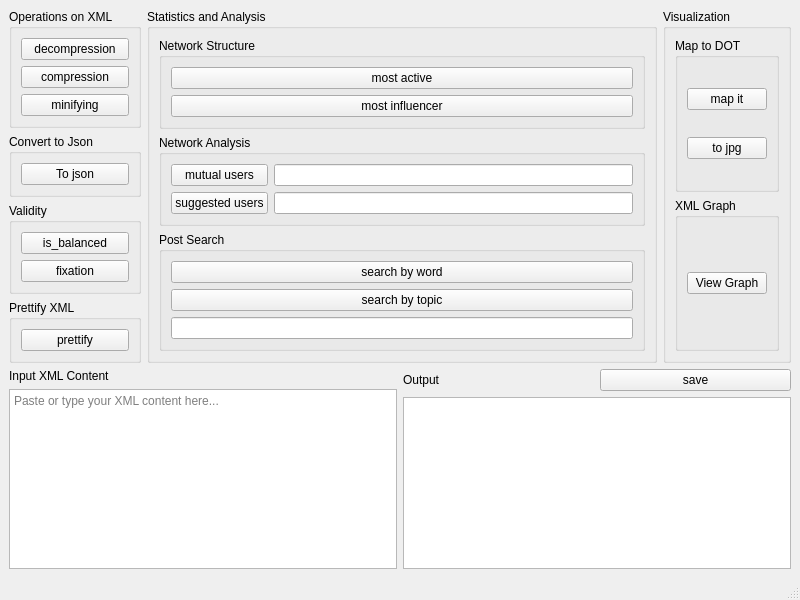
Old version of the form Gui/mainwindow.ui in the repository Abobakr146/DSA_Project.
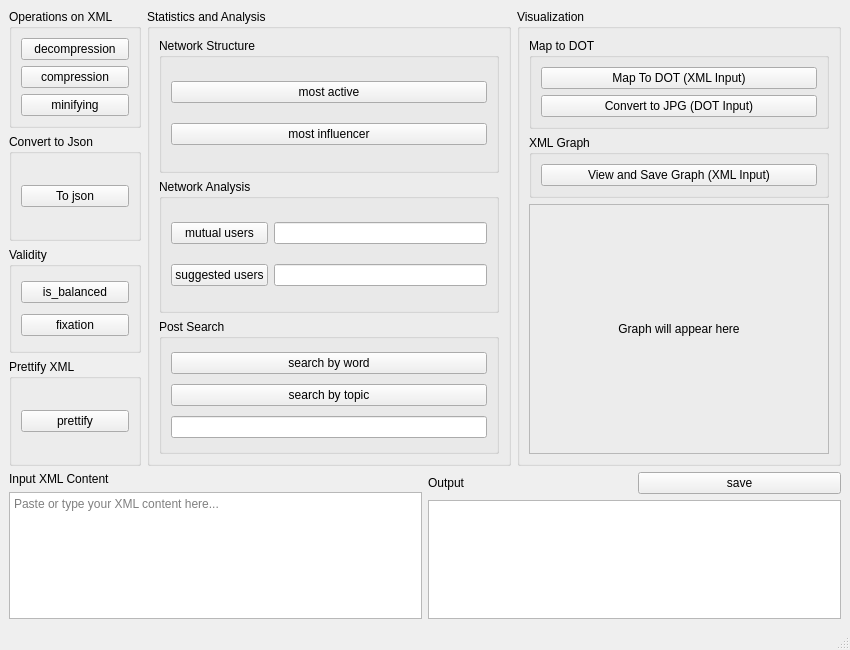
New version of the form.

Patch:
```diff
--- a/Gui/mainwindow.ui
+++ b/Gui/mainwindow.ui
@@ -6,8 +6,8 @@
    <rect>
     <x>0</x>
     <y>0</y>
-    <width>800</width>
-    <height>600</height>
+    <width>850</width>
+    <height>650</height>
    </rect>
   </property>
   <property name="windowTitle">
@@ -199,22 +199,6 @@
          <string>Visualization</string>
         </property>
         <layout class="QGridLayout" name="gridLayout_7">
-         <item row="1" column="0">
-          <widget class="QGroupBox" name="groupBox_11">
-           <property name="title">
-            <string>XML Graph</string>
-           </property>
-           <layout class="QGridLayout" name="gridLayout_4">
-            <item row="1" column="0">
-             <widget class="QPushButton" name="pushButton_14">
-              <property name="text">
-               <string>View Graph</string>
-              </property>
-             </widget>
-            </item>
-           </layout>
-          </widget>
-         </item>
          <item row="0" column="0">
           <widget class="QGroupBox" name="groupBox_10">
            <property name="title">
@@ -224,20 +208,73 @@
             <item row="0" column="0">
              <widget class="QPushButton" name="pushButton_8">
               <property name="text">
-               <string>map it</string>
+               <string>Map To DOT (XML Input)</string>
               </property>
              </widget>
             </item>
             <item row="1" column="0">
              <widget class="QPushButton" name="pushButton_15">
               <property name="text">
-               <string>to jpg</string>
+               <string>Convert to JPG (DOT Input)</string>
               </property>
              </widget>
             </item>
            </layout>
           </widget>
          </item>
+         <item row="1" column="0">
+          <widget class="QGroupBox" name="groupBox_11">
+           <property name="title">
+            <string>XML Graph</string>
+           </property>
+           <layout class="QGridLayout" name="gridLayout_4">
+            <item row="0" column="0">
+             <widget class="QPushButton" name="pushButton_14">
+              <property name="text">
+               <string>View and Save Graph (XML Input)</string>
+              </property>
+             </widget>
+            </item>
+           </layout>
+          </widget>
+         </item>
+         <item row="2" column="0">
+          <widget class="QLabel" name="graphImageLabel">
+           <property name="minimumSize">
+            <size>
+             <width>300</width>
+             <height>250</height>
+            </size>
+           </property>
+           <property name="maximumSize">
+            <size>
+             <width>16777215</width>
+             <height>16777215</height>
+            </size>
+           </property>
+           <property name="frameShape">
+            <enum>QFrame::Shape::StyledPanel</enum>
+           </property>
+           <property name="frameShadow">
+            <enum>QFrame::Shadow::Sunken</enum>
+           </property>
+           <property name="lineWidth">
+            <number>2</number>
+           </property>
+           <property name="text">
+            <string>Graph will appear here</string>
+           </property>
+           <property name="scaledContents">
+            <bool>false</bool>
+           </property>
+           <property name="alignment">
+            <set>Qt::AlignmentFlag::AlignCenter</set>
+           </property>
+           <property name="wordWrap">
+            <bool>true</bool>
+           </property>
+          </widget>
+         </item>
         </layout>
        </widget>
       </item>
```
Left out of the diff: 2 changed lines with no effect on the pictures.
